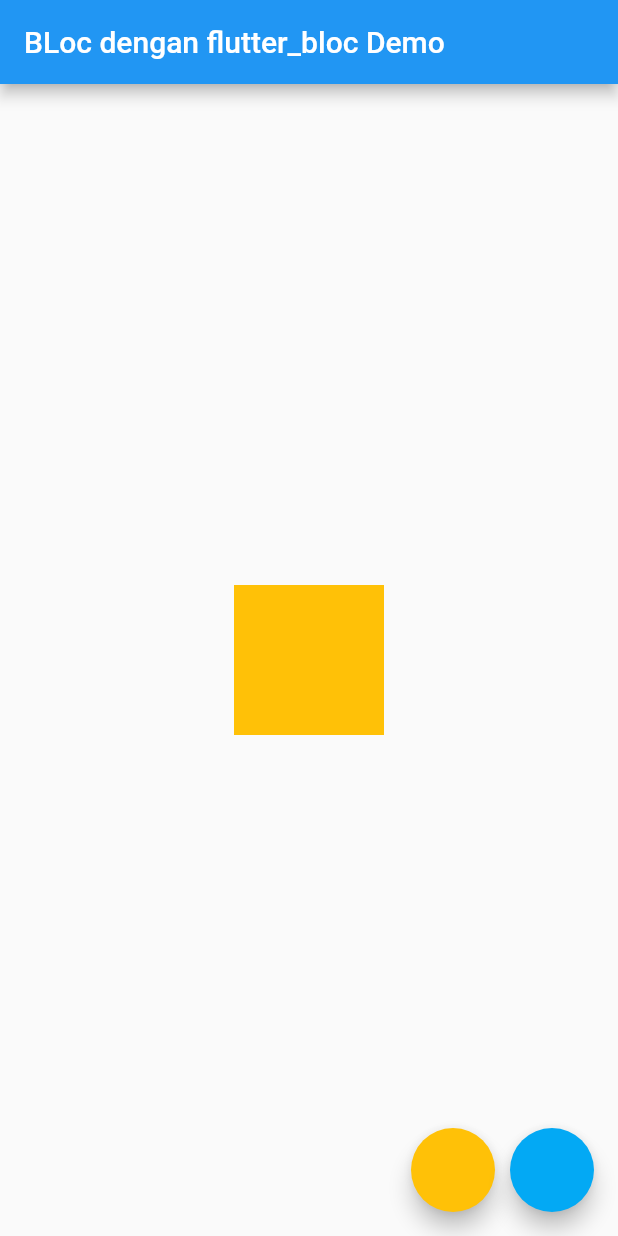
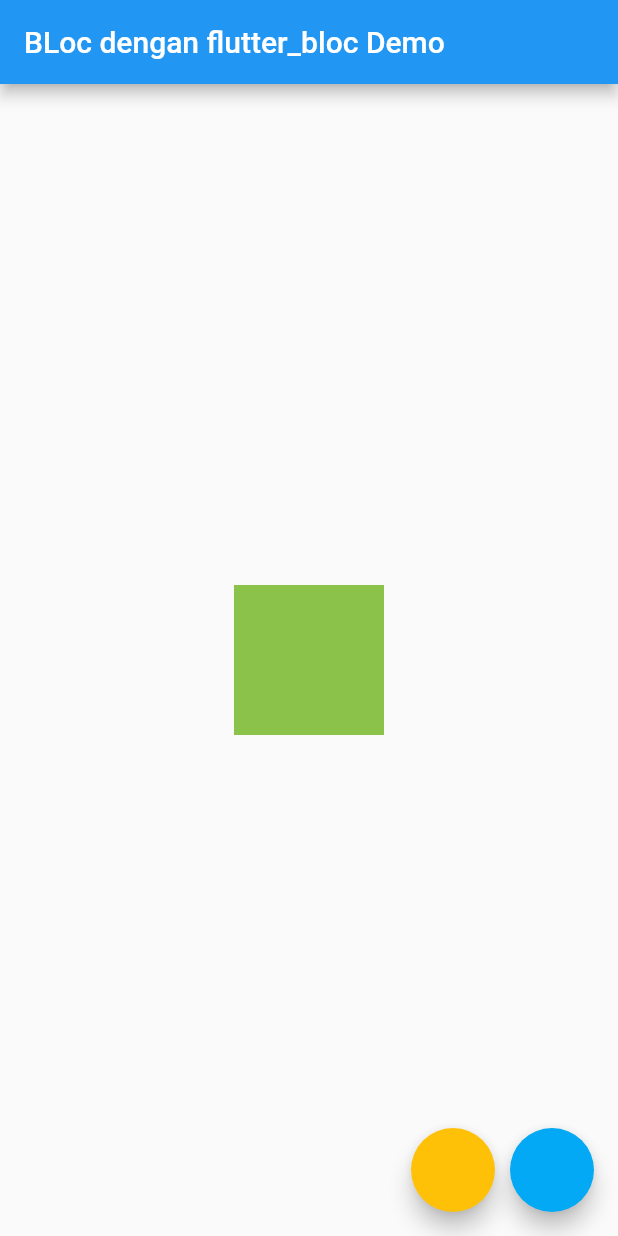
Before and after one commit to yudiwiradinata/flutter_bloc, a Flutter app: the screen it shows after launch, on a phone screen of 412 x 824 dp. Run offline on Flutter 3.47's test engine with Material 2 defaults, Android fonts, the phone set to English and light mode, and no system bars; our stand-ins replace flutter_bloc.

Commit message:
change initiate state to light green

```diff
--- a/lib/bloc/color_bloc_lib.dart
+++ b/lib/bloc/color_bloc_lib.dart
@@ -8,7 +8,7 @@ class ColorBlocLib extends Bloc<ColorEvent, Color>{
   Color _color = Colors.amber;
 
   @override
-  Color get initialState => Colors.amber;
+  Color get initialState => Colors.lightGreen;
 
   @override
   Stream<Color> mapEventToState(ColorEvent event) async* {
```
Also changed, not shown: lib/bloc_library.dart (+5 -5 lines), pubspec.lock.
